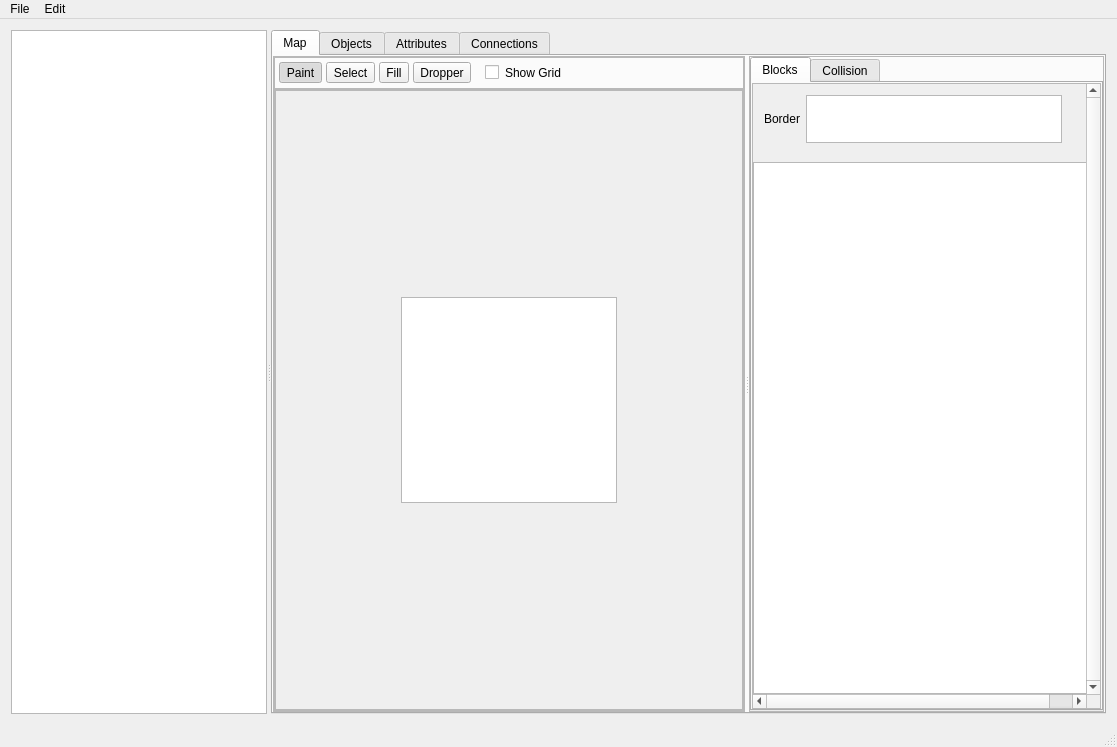
This is mainwindow.ui in huderlem/porymap as Qt 5 draws it before an edit. The edited form follows.
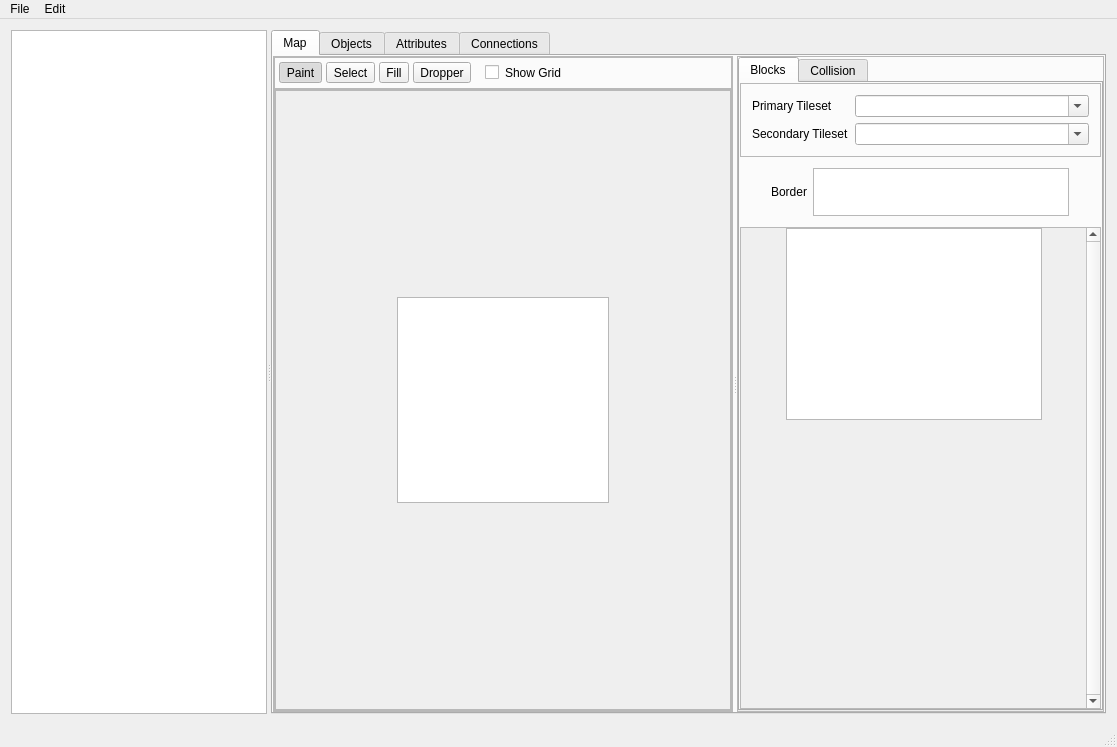
This is the edited form. Icons and pictures are not drawn. Custom widgets are drawn as their Qt base class.

Commit message: Add tileset comboboxes, and make metatile area scrollable

Diff of the .ui file:
```diff
--- a/mainwindow.ui
+++ b/mainwindow.ui
@@ -290,7 +290,7 @@
                     <rect>
                      <x>0</x>
                      <y>0</y>
-                     <width>475</width>
+                     <width>436</width>
                      <height>621</height>
                     </rect>
                    </property>
@@ -451,69 +451,55 @@
                   <number>0</number>
                  </property>
                  <item row="0" column="0">
-                  <widget class="QScrollArea" name="scrollArea_2">
-                   <property name="sizePolicy">
-                    <sizepolicy hsizetype="Expanding" vsizetype="Expanding">
-                     <horstretch>0</horstretch>
-                     <verstretch>0</verstretch>
-                    </sizepolicy>
-                   </property>
-                   <property name="verticalScrollBarPolicy">
-                    <enum>Qt::ScrollBarAlwaysOn</enum>
-                   </property>
-                   <property name="horizontalScrollBarPolicy">
-                    <enum>Qt::ScrollBarAsNeeded</enum>
-                   </property>
-                   <property name="sizeAdjustPolicy">
-                    <enum>QAbstractScrollArea::AdjustIgnored</enum>
-                   </property>
-                   <property name="widgetResizable">
-                    <bool>true</bool>
-                   </property>
-                   <widget class="QWidget" name="scrollAreaWidgetContents_2">
-                    <property name="enabled">
-                     <bool>true</bool>
-                    </property>
-                    <property name="geometry">
-                     <rect>
-                      <x>0</x>
-                      <y>0</y>
-                      <width>358</width>
-                      <height>612</height>
-                     </rect>
-                    </property>
+                  <widget class="QFrame" name="frame_Tilesets">
                     <property name="sizePolicy">
                      <sizepolicy hsizetype="Preferred" vsizetype="Preferred">
                       <horstretch>0</horstretch>
                       <verstretch>0</verstretch>
                      </sizepolicy>
                     </property>
-                    <layout class="QGridLayout" name="gridLayout_5" rowstretch="0,0" columnstretch="0">
-                     <property name="sizeConstraint">
-                      <enum>QLayout::SetDefaultConstraint</enum>
-                     </property>
-                     <property name="leftMargin">
-                      <number>0</number>
-                     </property>
-                     <property name="topMargin">
-                      <number>0</number>
-                     </property>
-                     <property name="rightMargin">
-                      <number>0</number>
-                     </property>
-                     <property name="bottomMargin">
-                      <number>0</number>
-                     </property>
-                     <property name="horizontalSpacing">
-                      <number>0</number>
-                     </property>
-                     <property name="verticalSpacing">
-                      <number>8</number>
-                     </property>
+                   <property name="frameShape">
+                    <enum>QFrame::StyledPanel</enum>
+                   </property>
+                   <property name="frameShadow">
+                    <enum>QFrame::Raised</enum>
+                   </property>
+                   <layout class="QFormLayout" name="formLayout">
                      <item row="0" column="0">
+                     <widget class="QLabel" name="label_PrimaryTileset">
+                      <property name="text">
+                       <string>Primary Tileset</string>
+                      </property>
+                     </widget>
+                    </item>
+                    <item row="0" column="1">
+                     <widget class="QComboBox" name="comboBox_PrimaryTileset">
+                      <property name="editable">
+                       <bool>true</bool>
+                      </property>
+                     </widget>
+                    </item>
+                    <item row="1" column="0">
+                     <widget class="QLabel" name="label_SecondaryTileset">
+                      <property name="text">
+                       <string>Secondary Tileset</string>
+                      </property>
+                     </widget>
+                    </item>
+                    <item row="1" column="1">
+                     <widget class="QComboBox" name="comboBox_SecondaryTileset">
+                      <property name="editable">
+                       <bool>true</bool>
+                      </property>
+                     </widget>
+                    </item>
+                   </layout>
+                  </widget>
+                 </item>
+                 <item row="1" column="0">
                       <widget class="QFrame" name="frame_10">
                        <property name="sizePolicy">
-                        <sizepolicy hsizetype="Minimum" vsizetype="Minimum">
+                    <sizepolicy hsizetype="Preferred" vsizetype="Preferred">
                          <horstretch>0</horstretch>
                          <verstretch>0</verstretch>
                         </sizepolicy>
@@ -531,6 +517,19 @@
                         <property name="sizeConstraint">
                          <enum>QLayout::SetDefaultConstraint</enum>
                         </property>
+                    <item>
+                     <spacer name="horizontalSpacer_13">
+                      <property name="orientation">
+                       <enum>Qt::Horizontal</enum>
+                      </property>
+                      <property name="sizeHint" stdset="0">
+                       <size>
+                        <width>40</width>
+                        <height>20</height>
+                       </size>
+                      </property>
+                     </spacer>
+                    </item>
                         <item>
                          <widget class="QLabel" name="label_16">
                           <property name="sizePolicy">
@@ -575,7 +574,7 @@
                            <enum>Qt::Horizontal</enum>
                           </property>
                           <property name="sizeType">
-                           <enum>QSizePolicy::Maximum</enum>
+                       <enum>QSizePolicy::Expanding</enum>
                           </property>
                           <property name="sizeHint" stdset="0">
                            <size>
@@ -588,13 +587,83 @@
                        </layout>
                       </widget>
                      </item>
-                     <item row="1" column="0">
+                 <item row="2" column="0">
+                  <widget class="QScrollArea" name="scrollArea_2">
+                   <property name="sizePolicy">
+                    <sizepolicy hsizetype="Preferred" vsizetype="Expanding">
+                     <horstretch>0</horstretch>
+                     <verstretch>0</verstretch>
+                    </sizepolicy>
+                   </property>
+                   <property name="verticalScrollBarPolicy">
+                    <enum>Qt::ScrollBarAlwaysOn</enum>
+                   </property>
+                   <property name="horizontalScrollBarPolicy">
+                    <enum>Qt::ScrollBarAsNeeded</enum>
+                   </property>
+                   <property name="sizeAdjustPolicy">
+                    <enum>QAbstractScrollArea::AdjustIgnored</enum>
+                   </property>
+                   <property name="widgetResizable">
+                    <bool>true</bool>
+                   </property>
+                   <property name="alignment">
+                    <set>Qt::AlignHCenter|Qt::AlignTop</set>
+                   </property>
+                   <widget class="QWidget" name="scrollAreaWidgetContents_2">
+                    <property name="enabled">
+                     <bool>true</bool>
+                    </property>
+                    <property name="geometry">
+                     <rect>
+                      <x>0</x>
+                      <y>0</y>
+                      <width>358</width>
+                      <height>497</height>
+                     </rect>
+                    </property>
+                    <property name="sizePolicy">
+                     <sizepolicy hsizetype="Preferred" vsizetype="Preferred">
+                      <horstretch>0</horstretch>
+                      <verstretch>0</verstretch>
+                     </sizepolicy>
+                    </property>
+                    <layout class="QGridLayout" name="gridLayout_5">
+                     <property name="sizeConstraint">
+                      <enum>QLayout::SetDefaultConstraint</enum>
+                     </property>
+                     <property name="leftMargin">
+                      <number>0</number>
+                     </property>
+                     <property name="topMargin">
+                      <number>0</number>
+                     </property>
+                     <property name="rightMargin">
+                      <number>0</number>
+                     </property>
+                     <property name="bottomMargin">
+                      <number>0</number>
+                     </property>
+                     <item row="1" column="1">
+                      <spacer name="verticalSpacer_5">
+                       <property name="orientation">
+                        <enum>Qt::Vertical</enum>
+                       </property>
+                       <property name="sizeHint" stdset="0">
+                        <size>
+                         <width>20</width>
+                         <height>40</height>
+                        </size>
+                       </property>
+                      </spacer>
+                     </item>
+                     <item row="0" column="1">
                       <widget class="QGraphicsView" name="graphicsView_Metatiles">
                        <property name="enabled">
                         <bool>true</bool>
                        </property>
                        <property name="sizePolicy">
-                        <sizepolicy hsizetype="Preferred" vsizetype="MinimumExpanding">
+                        <sizepolicy hsizetype="Preferred" vsizetype="Preferred">
                          <horstretch>0</horstretch>
                          <verstretch>0</verstretch>
                         </sizepolicy>
@@ -610,6 +679,32 @@
                        </property>
                       </widget>
                      </item>
+                     <item row="0" column="0">
+                      <spacer name="horizontalSpacer_14">
+                       <property name="orientation">
+                        <enum>Qt::Horizontal</enum>
+                       </property>
+                       <property name="sizeHint" stdset="0">
+                        <size>
+                         <width>40</width>
+                         <height>20</height>
+                        </size>
+                       </property>
+                      </spacer>
+                     </item>
+                     <item row="0" column="2">
+                      <spacer name="horizontalSpacer_15">
+                       <property name="orientation">
+                        <enum>Qt::Horizontal</enum>
+                       </property>
+                       <property name="sizeHint" stdset="0">
+                        <size>
+                         <width>40</width>
+                         <height>20</height>
+                        </size>
+                       </property>
+                      </spacer>
+                     </item>
                     </layout>
                    </widget>
                   </widget>
```
Lines whose indentation alone changed are shown as unchanged. The commit also changes 3 other files.
